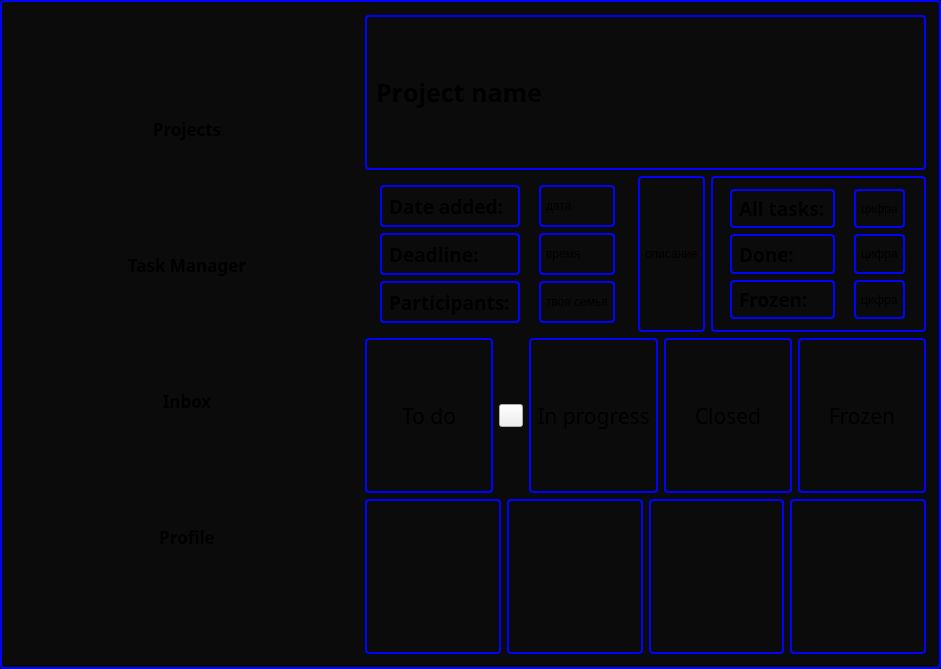
The window that ui/MainWindowTaskManager.ui (kiozet/TaskManagerWithAI) describes before a commit, drawn with Qt 5.
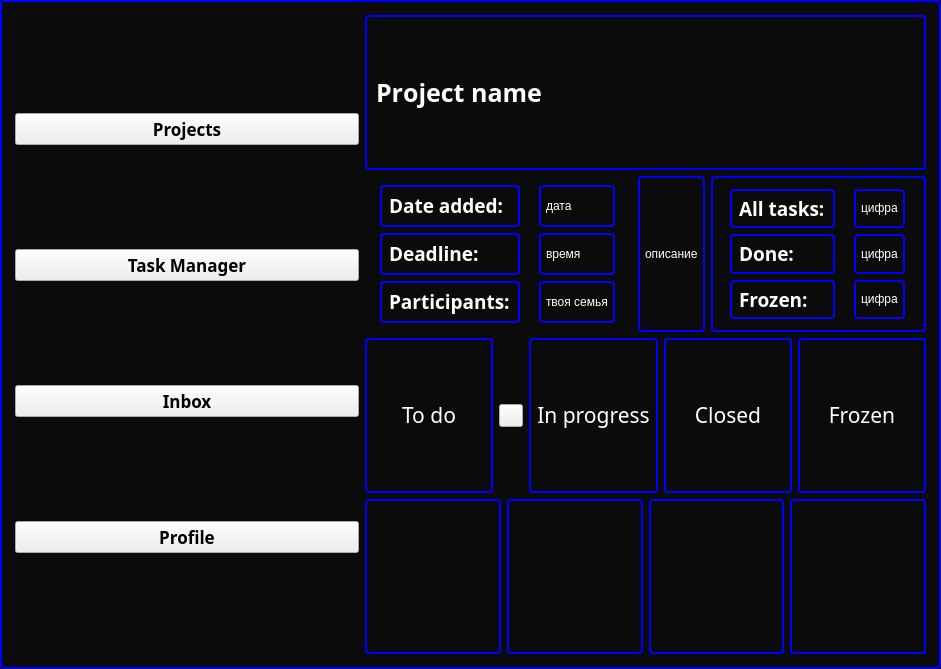
The same window after the commit. Icons and pictures are not drawn.

Commit message: Edit text color in MainWindowTaskManager

Diff of the .ui file:
```diff
--- a/ui/MainWindowTaskManager.ui
+++ b/ui/MainWindowTaskManager.ui
@@ -70,7 +70,7 @@
         <bool>false</bool>
        </property>
        <property name="flat">
-        <bool>true</bool>
+        <bool>false</bool>
        </property>
       </widget>
      </item>
@@ -92,8 +92,20 @@
        <property name="text">
         <string>Task Manager</string>
        </property>
+       <property name="checkable">
+        <bool>false</bool>
+       </property>
+       <property name="autoRepeat">
+        <bool>false</bool>
+       </property>
+       <property name="autoDefault">
+        <bool>false</bool>
+       </property>
+       <property name="default">
+        <bool>false</bool>
+       </property>
        <property name="flat">
-        <bool>true</bool>
+        <bool>false</bool>
        </property>
       </widget>
      </item>
@@ -116,7 +128,7 @@
         <string>Inbox</string>
        </property>
        <property name="flat">
-        <bool>true</bool>
+        <bool>false</bool>
        </property>
       </widget>
      </item>
@@ -139,7 +151,7 @@
         <string>Profile</string>
        </property>
        <property name="flat">
-        <bool>true</bool>
+        <bool>false</bool>
        </property>
       </widget>
      </item>
@@ -163,8 +175,23 @@
        <property name="mouseTracking">
         <bool>true</bool>
        </property>
+       <property name="autoFillBackground">
+        <bool>false</bool>
+       </property>
+       <property name="frameShape">
+        <enum>QFrame::NoFrame</enum>
+       </property>
        <property name="text">
-        <string>Project name</string>
+        <string>&lt;html&gt;&lt;head/&gt;&lt;body&gt;&lt;p&gt;&lt;span style=&quot; color:#ffffff;&quot;&gt;Project name&lt;/span&gt;&lt;/p&gt;&lt;/body&gt;&lt;/html&gt;</string>
+       </property>
+       <property name="textFormat">
+        <enum>Qt::AutoText</enum>
+       </property>
+       <property name="scaledContents">
+        <bool>false</bool>
+       </property>
+       <property name="wordWrap">
+        <bool>false</bool>
        </property>
       </widget>
      </item>
@@ -193,7 +220,7 @@
                </font>
               </property>
               <property name="text">
-               <string>All tasks:</string>
+               <string>&lt;html&gt;&lt;head/&gt;&lt;body&gt;&lt;p&gt;&lt;span style=&quot; color:#ffffff;&quot;&gt;All tasks:&lt;/span&gt;&lt;/p&gt;&lt;/body&gt;&lt;/html&gt;</string>
               </property>
              </widget>
             </item>
@@ -209,7 +236,7 @@
                </font>
               </property>
               <property name="text">
-               <string>Done:</string>
+               <string>&lt;html&gt;&lt;head/&gt;&lt;body&gt;&lt;p&gt;&lt;span style=&quot; color:#ffffff;&quot;&gt;Done:&lt;/span&gt;&lt;/p&gt;&lt;/body&gt;&lt;/html&gt;</string>
               </property>
              </widget>
             </item>
@@ -225,7 +252,7 @@
                </font>
               </property>
               <property name="text">
-               <string>Frozen:</string>
+               <string>&lt;html&gt;&lt;head/&gt;&lt;body&gt;&lt;p&gt;&lt;span style=&quot; color:#ffffff;&quot;&gt;Frozen:&lt;/span&gt;&lt;/p&gt;&lt;/body&gt;&lt;/html&gt;</string>
               </property>
              </widget>
             </item>
@@ -245,21 +272,21 @@
             <item>
              <widget class="QLabel" name="all_tasks_numb">
               <property name="text">
-               <string>цифра</string>
+               <string>&lt;html&gt;&lt;head/&gt;&lt;body&gt;&lt;p&gt;&lt;span style=&quot; color:#ffffff;&quot;&gt;цифра&lt;/span&gt;&lt;/p&gt;&lt;/body&gt;&lt;/html&gt;</string>
               </property>
              </widget>
             </item>
             <item>
              <widget class="QLabel" name="done_tasks_numb">
               <property name="text">
-               <string>цифра</string>
+               <string>&lt;html&gt;&lt;head/&gt;&lt;body&gt;&lt;p&gt;&lt;span style=&quot; color:#ffffff;&quot;&gt;цифра&lt;/span&gt;&lt;/p&gt;&lt;/body&gt;&lt;/html&gt;</string>
               </property>
              </widget>
             </item>
             <item>
              <widget class="QLabel" name="frozen_tasks_numb">
               <property name="text">
-               <string>цифра</string>
+               <string>&lt;html&gt;&lt;head/&gt;&lt;body&gt;&lt;p&gt;&lt;span style=&quot; color:#ffffff;&quot;&gt;цифра&lt;/span&gt;&lt;/p&gt;&lt;/body&gt;&lt;/html&gt;</string>
               </property>
              </widget>
             </item>
@@ -274,7 +301,7 @@
           <string notr="true"/>
          </property>
          <property name="text">
-          <string>описание</string>
+          <string>&lt;html&gt;&lt;head/&gt;&lt;body&gt;&lt;p&gt;&lt;span style=&quot; color:#ffffff;&quot;&gt;описание&lt;/span&gt;&lt;/p&gt;&lt;/body&gt;&lt;/html&gt;</string>
          </property>
         </widget>
        </item>
@@ -327,7 +354,7 @@
                </font>
               </property>
               <property name="text">
-               <string>Date added:</string>
+               <string>&lt;html&gt;&lt;head/&gt;&lt;body&gt;&lt;p&gt;&lt;span style=&quot; color:#ffffff;&quot;&gt;Date added:&lt;/span&gt;&lt;/p&gt;&lt;/body&gt;&lt;/html&gt;</string>
               </property>
              </widget>
             </item>
@@ -347,7 +374,7 @@
                </font>
               </property>
               <property name="text">
-               <string>Deadline:</string>
+               <string>&lt;html&gt;&lt;head/&gt;&lt;body&gt;&lt;p&gt;&lt;span style=&quot; color:#ffffff;&quot;&gt;Deadline:&lt;/span&gt;&lt;/p&gt;&lt;/body&gt;&lt;/html&gt;</string>
               </property>
              </widget>
             </item>
@@ -367,7 +394,7 @@
                </font>
               </property>
               <property name="text">
-               <string>Participants:</string>
+               <string>&lt;html&gt;&lt;head/&gt;&lt;body&gt;&lt;p&gt;&lt;span style=&quot; color:#ffffff;&quot;&gt;Participants:&lt;/span&gt;&lt;/p&gt;&lt;/body&gt;&lt;/html&gt;</string>
               </property>
              </widget>
             </item>
@@ -387,21 +414,21 @@
             <item>
              <widget class="QLabel" name="pr_date_added">
               <property name="text">
-               <string>дата</string>
+               <string>&lt;html&gt;&lt;head/&gt;&lt;body&gt;&lt;p&gt;&lt;span style=&quot; color:#ffffff;&quot;&gt;дата&lt;/span&gt;&lt;/p&gt;&lt;/body&gt;&lt;/html&gt;</string>
               </property>
              </widget>
             </item>
             <item>
              <widget class="QLabel" name="pr_deadline">
               <property name="text">
-               <string>время</string>
+               <string>&lt;html&gt;&lt;head/&gt;&lt;body&gt;&lt;p&gt;&lt;span style=&quot; color:#ffffff;&quot;&gt;время&lt;/span&gt;&lt;/p&gt;&lt;/body&gt;&lt;/html&gt;</string>
               </property>
              </widget>
             </item>
             <item>
              <widget class="QLabel" name="pr_participants">
               <property name="text">
-               <string>твоя семья</string>
+               <string>&lt;html&gt;&lt;head/&gt;&lt;body&gt;&lt;p&gt;&lt;span style=&quot; color:#ffffff;&quot;&gt;твоя семья&lt;/span&gt;&lt;/p&gt;&lt;/body&gt;&lt;/html&gt;</string>
               </property>
              </widget>
             </item>
@@ -429,7 +456,7 @@
           </font>
          </property>
          <property name="text">
-          <string>To do</string>
+          <string>&lt;html&gt;&lt;head/&gt;&lt;body&gt;&lt;p&gt;&lt;span style=&quot; color:#ffffff;&quot;&gt;To do&lt;/span&gt;&lt;/p&gt;&lt;/body&gt;&lt;/html&gt;</string>
          </property>
          <property name="alignment">
           <set>Qt::AlignCenter</set>
@@ -459,7 +486,7 @@
           </font>
          </property>
          <property name="text">
-          <string>In progress</string>
+          <string>&lt;html&gt;&lt;head/&gt;&lt;body&gt;&lt;p&gt;&lt;span style=&quot; color:#ffffff;&quot;&gt;In progress&lt;/span&gt;&lt;/p&gt;&lt;/body&gt;&lt;/html&gt;</string>
          </property>
          <property name="alignment">
           <set>Qt::AlignCenter</set>
@@ -482,7 +509,7 @@
 </string>
          </property>
          <property name="text">
-          <string>Closed</string>
+          <string>&lt;html&gt;&lt;head/&gt;&lt;body&gt;&lt;p&gt;&lt;span style=&quot; color:#ffffff;&quot;&gt;Closed&lt;/span&gt;&lt;/p&gt;&lt;/body&gt;&lt;/html&gt;</string>
          </property>
          <property name="alignment">
           <set>Qt::AlignCenter</set>
@@ -501,7 +528,7 @@
           </font>
          </property>
          <property name="text">
-          <string>Frozen</string>
+          <string>&lt;html&gt;&lt;head/&gt;&lt;body&gt;&lt;p&gt;&lt;span style=&quot; color:#ffffff;&quot;&gt;Frozen&lt;/span&gt;&lt;/p&gt;&lt;/body&gt;&lt;/html&gt;</string>
          </property>
          <property name="alignment">
           <set>Qt::AlignCenter</set>
```
